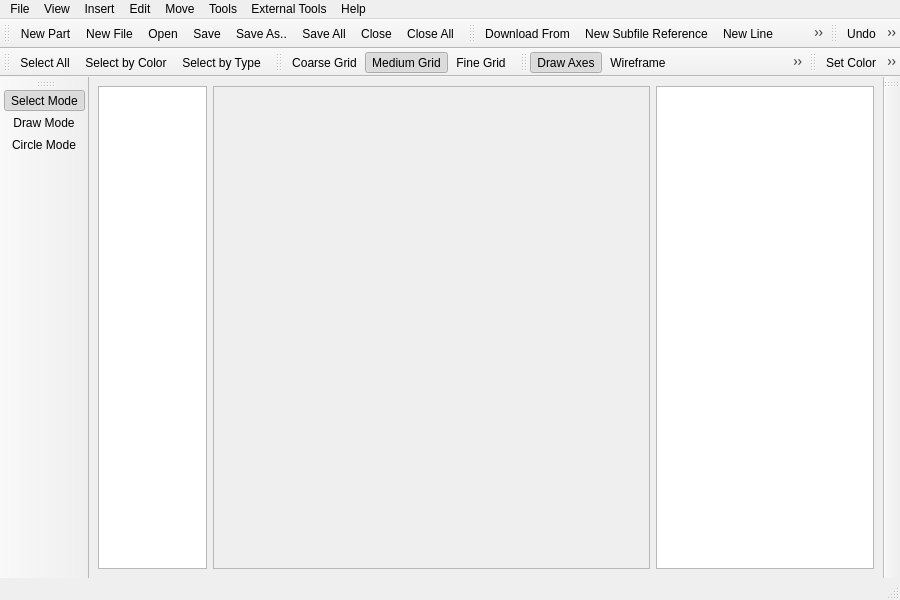
Qt form ui/ldforge.ui (crimsondusk/ldforge) before a commit.
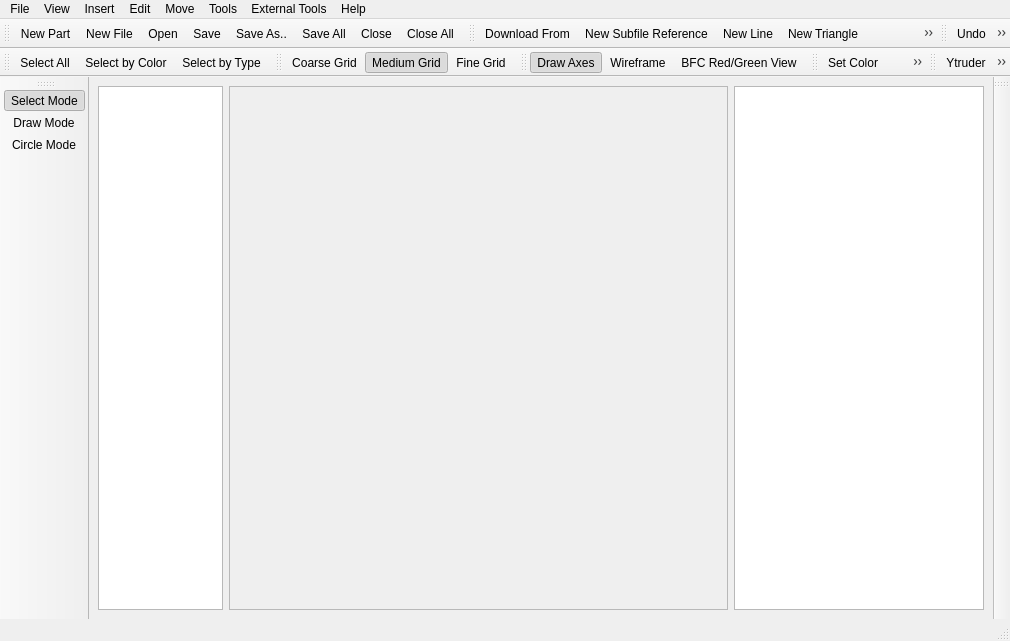
The same form after that commit. Icons and pictures are not drawn.

Commit message: - re-added the external programs to the toolbar

Diff of the .ui file:
```diff
--- a/ui/ldforge.ui
+++ b/ui/ldforge.ui
@@ -6,8 +6,8 @@
    <rect>
     <x>0</x>
     <y>0</y>
-    <width>900</width>
-    <height>600</height>
+    <width>1010</width>
+    <height>641</height>
    </rect>
   </property>
   <property name="windowTitle">
@@ -69,8 +69,8 @@
     <rect>
      <x>0</x>
      <y>0</y>
-     <width>900</width>
-     <height>24</height>
+     <width>1010</width>
+     <height>25</height>
     </rect>
    </property>
    <widget class="QMenu" name="menuFile">
@@ -416,6 +416,23 @@
     <bool>false</bool>
    </attribute>
   </widget>
+  <widget class="QToolBar" name="toolBar_9">
+   <property name="windowTitle">
+    <string>toolBar_9</string>
+   </property>
+   <attribute name="toolBarArea">
+    <enum>TopToolBarArea</enum>
+   </attribute>
+   <attribute name="toolBarBreak">
+    <bool>false</bool>
+   </attribute>
+   <addaction name="actionYtruder"/>
+   <addaction name="actionRectifier"/>
+   <addaction name="actionIntersector"/>
+   <addaction name="actionIsecalc"/>
+   <addaction name="actionCoverer"/>
+   <addaction name="actionEdger2"/>
+  </widget>
   <action name="actionNew">
    <property name="icon">
     <iconset resource="../ldforge.qrc">
```
